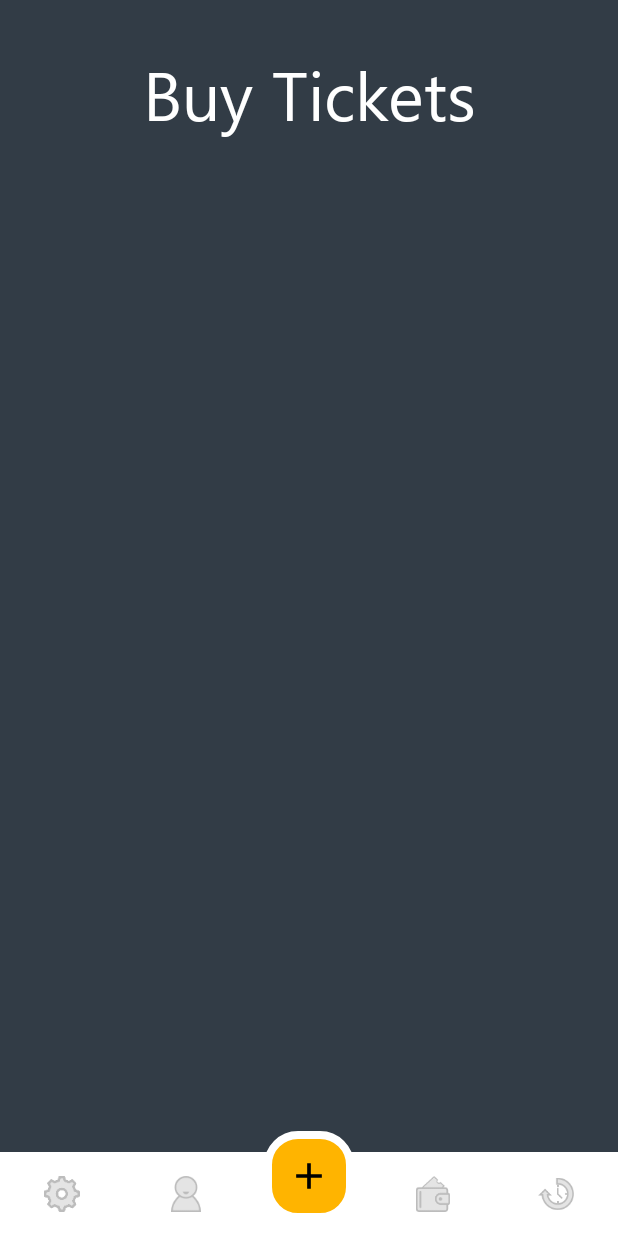
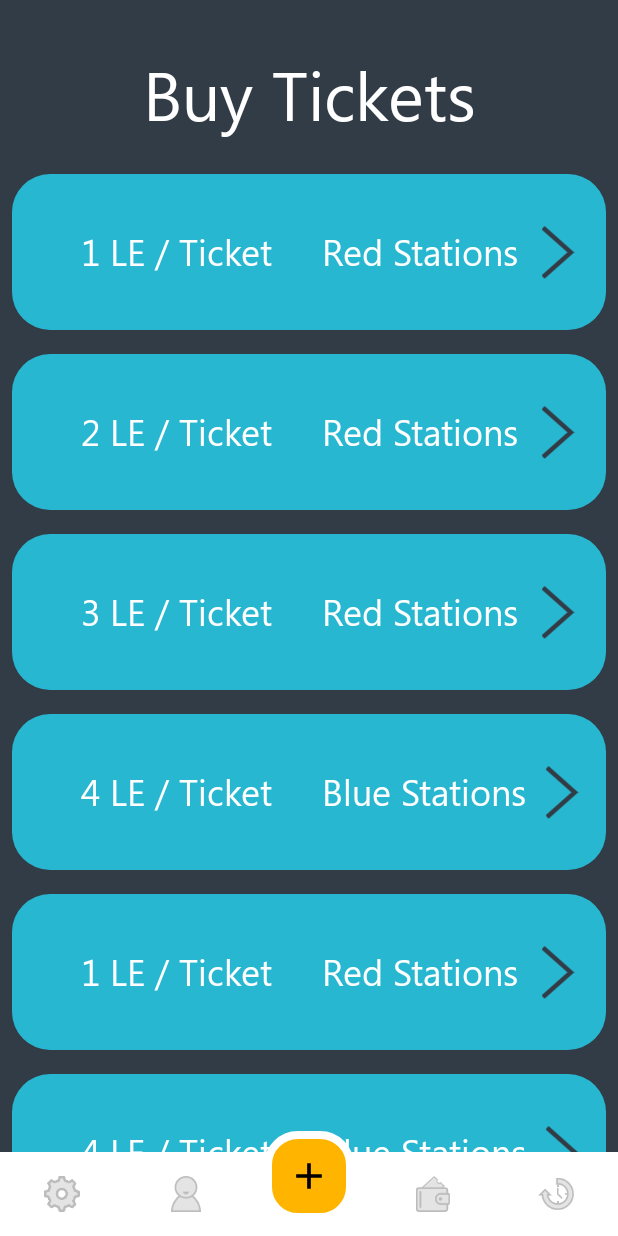
Before and after one commit to AbdoTareq/SubwayEticketting, an Android app: the TicketFragment screen opened through its navigation route, on a phone screen of 412 x 824 dp. Run offline under Robolectric (Android 15) with nearby library versions, the phone set to English and light mode, and no system bars; our stand-ins replace Timber, data binding, navigation-ui, sdp/ssp sizes; pictures from the network do not load; 1 statement that could not run was skipped.

Commit message:
Imolement Ticket buy recycle view with static data

```diff
--- a/app/build.gradle
+++ b/app/build.gradle
@@ -102,6 +102,7 @@ dependencies {
     // Material design components
     implementation "com.google.android.material:material:1.1.0"
 
+
 }
 repositories {
     mavenCentral()
--- a/app/src/main/java/com/abdotareq/subway_e_ticketing/model/Ticket.kt
+++ b/app/src/main/java/com/abdotareq/subway_e_ticketing/model/Ticket.kt
@@ -15,6 +15,6 @@ data class Ticket(@Json(name = "price") var price: Int = 0,
 
                   @Json(name = "color_code") var color_code: String? = null,
 
-                  @Json(name = "ByteArray") var icon: ByteArray) {
+                  @Json(name = "ByteArray") var icon: ByteArray? = null) {
 
 }
--- /dev/null
+++ b/app/src/main/java/com/abdotareq/subway_e_ticketing/repository/TicketRepository.kt
@@ -0,0 +1,53 @@
+package com.abdotareq.subway_e_ticketing.repository
+
+import android.widget.Toast
+import com.abdotareq.subway_e_ticketing.R
+import com.abdotareq.subway_e_ticketing.model.GetUserInterface
+import com.abdotareq.subway_e_ticketing.model.UpdateUserInterface
+import com.abdotareq.subway_e_ticketing.model.RegisterInterface
+import com.abdotareq.subway_e_ticketing.model.User
+import com.abdotareq.subway_e_ticketing.network.UserApiObj
+import com.abdotareq.subway_e_ticketing.utility.util
+import kotlinx.coroutines.CoroutineScope
+import kotlinx.coroutines.Dispatchers
+import kotlinx.coroutines.Job
+import kotlinx.coroutines.launch
+import retrofit2.HttpException
+import timber.log.Timber
+import java.net.SocketTimeoutException
+
+class TicketRepository {
+    //Make your retrofit setup here
+    private var job = Job()
+
+    // the Coroutine runs using the Main (UI) dispatcher
+    private val coroutineScope = CoroutineScope(job + Dispatchers.Main)
+
+    /*//This is the method that calls API using Retrofit
+
+    fun getUserData(bearerToken: String, updateUserInterface: GetUserInterface) {
+        //start the call
+        coroutineScope.launch {
+            try {
+                val user = UserApiObj.retrofitService.getUser(bearerToken)
+                updateUserInterface.onSuccess(user)
+            } catch (e: HttpException) {
+                Timber.e("${e.code()}")
+                updateUserInterface.onFail(e.code())
+            } catch (e: SocketTimeoutException) {
+                Timber.e("Timeout")
+                updateUserInterface.onFail(-2)
+            } catch (e: Exception) {
+                Timber.e(e)
+                updateUserInterface.onFail(-1)
+            }
+        }
+    }*/
+
+
+
+
+    fun cancelJob() {
+        job.cancel()
+    }
+}
--- /dev/null
+++ b/app/src/main/java/com/abdotareq/subway_e_ticketing/ui/fragment/ticket/TicketAdapter.kt
@@ -0,0 +1,78 @@
+/*
+ * Copyright 2018, The Android Open Source Project
+ *
+ * Licensed under the Apache License, Version 2.0 (the "License");
+ * you may not use this file except in compliance with the License.
+ * You may obtain a copy of the License at
+ *
+ *     http://www.apache.org/licenses/LICENSE-2.0
+ *
+ * Unless required by applicable law or agreed to in writing, software
+ * distributed under the License is distributed on an "AS IS" BASIS,
+ * WITHOUT WARRANTIES OR CONDITIONS OF ANY KIND, either express or implied.
+ * See the License for the specific language governing permissions and
+ * limitations under the License.
+ */
+
+package com.abdotareq.subway_e_ticketing.ui.fragment.ticket
+
+import android.view.LayoutInflater
+import android.view.ViewGroup
+import androidx.recyclerview.widget.DiffUtil
+import androidx.recyclerview.widget.ListAdapter
+import androidx.recyclerview.widget.RecyclerView
+import com.abdotareq.subway_e_ticketing.databinding.TicketItemBinding
+import com.abdotareq.subway_e_ticketing.model.Ticket
+
+class TicketAdapter(val clickListener: TicketListener) : ListAdapter<Ticket,
+        TicketAdapter.ViewHolder>(TicketDiffCallback()) {
+
+    override fun onBindViewHolder(holder: ViewHolder, position: Int) {
+        val item = getItem(position)
+
+        holder.bind(clickListener,item)
+    }
+
+    override fun onCreateViewHolder(parent: ViewGroup, viewType: Int): ViewHolder {
+        return ViewHolder.from(parent)
+    }
+
+    class ViewHolder private constructor(val binding: TicketItemBinding)
+        : RecyclerView.ViewHolder(binding.root) {
+
+        fun bind(clickListener: TicketListener, item: Ticket) {
+            binding.ticket = item
+            binding.clickListener = clickListener
+            binding.executePendingBindings()
+        }
+
+        companion object {
+            fun from(parent: ViewGroup): ViewHolder {
+                val layoutInflater = LayoutInflater.from(parent.context)
+                val binding = TicketItemBinding.inflate(layoutInflater, parent, false)
+
+                return ViewHolder(binding)
+            }
+        }
+    }
+}
+
+/**
+ * Callback for calculating the diff between two non-null items in a list.
+ *
+ * Used by ListAdapter to calculate the minumum number of changes between and old list and a new
+ * list that's been passed to `submitList`.
+ */
+class TicketDiffCallback : DiffUtil.ItemCallback<Ticket>() {
+    override fun areItemsTheSame(oldItem: Ticket, newItem: Ticket): Boolean {
+        return oldItem.price == newItem.price
+    }
+
+    override fun areContentsTheSame(oldItem: Ticket, newItem: Ticket): Boolean {
+        return oldItem == newItem
+    }
+}
+
+class TicketListener(val clickListener: (price: Int) -> Unit) {
+    fun onClick(ticket: Ticket) = clickListener(ticket.price)
+}
--- a/app/src/main/java/com/abdotareq/subway_e_ticketing/ui/fragment/ticket/TicketFragment.kt
+++ b/app/src/main/java/com/abdotareq/subway_e_ticketing/ui/fragment/ticket/TicketFragment.kt
@@ -1,16 +1,15 @@
 package com.abdotareq.subway_e_ticketing.ui.fragment.ticket
 
 import android.os.Bundle
-import androidx.fragment.app.Fragment
 import android.view.LayoutInflater
 import android.view.View
 import android.view.ViewGroup
-
-import com.abdotareq.subway_e_ticketing.R
-import com.abdotareq.subway_e_ticketing.databinding.FragmentSignInBinding
-import com.abdotareq.subway_e_ticketing.databinding.FragmentTicketBinding
-import com.abdotareq.subway_e_ticketing.viewmodels.SigninViewModel
-import com.abdotareq.subway_e_ticketing.viewmodels.factories.SigninViewModelFactory
+import androidx.fragment.app.Fragment
+import androidx.lifecycle.Observer
+import androidx.lifecycle.ViewModelProvider
+import com.abdotareq.subway_e_ticketing.databinding.FragmentBuyTicketBinding
+import com.abdotareq.subway_e_ticketing.viewmodels.BuyTicketsViewModel
+import com.abdotareq.subway_e_ticketing.viewmodels.factories.BuyTicketsViewModelFactory
 
 
 /**
@@ -20,24 +19,62 @@ import com.abdotareq.subway_e_ticketing.viewmodels.factories.SigninViewModelFact
  */
 class TicketFragment : Fragment() {
 
-    private lateinit var viewModelFactory: SigninViewModelFactory
-    private lateinit var viewModel: SigninViewModel
+    private lateinit var viewModelFactory: BuyTicketsViewModelFactory
+    private lateinit var viewModel: BuyTicketsViewModel
 
-    private var _binding: FragmentTicketBinding? = null
+    private var _binding: FragmentBuyTicketBinding? = null
 
     // This property is only valid between onCreateView and
     // onDestroyView.
     private val binding get() = _binding!!
 
     override fun onCreateView(inflater: LayoutInflater, container: ViewGroup?, savedInstanceState: Bundle?): View? {
-        _binding = FragmentTicketBinding.inflate(inflater, container, false)
+        _binding = FragmentBuyTicketBinding.inflate(inflater, container, false)
         val view = binding.root
+
+        val application = requireNotNull(activity).application
+
+        viewModelFactory = BuyTicketsViewModelFactory(application)
+
+        viewModel = ViewModelProvider(this, viewModelFactory).get(BuyTicketsViewModel::class.java)
+
+        binding.viewModel = viewModel
+        // Specify the current activity as the lifecycle owner of the binding. This is used so that
+        // the binding can observe LiveData updates
+        binding.lifecycleOwner = this
+
+        val adapter = TicketAdapter(TicketListener { price ->
+            viewModel.onBuyTicket(price)
+        })
+
+        binding.ticketList.adapter = adapter
+        // handle list change
+        viewModel.tickets.observe(viewLifecycleOwner, Observer {
+            it?.let {
+                adapter.submitList(it)
+            }
+        })
+
+        viewModel.eventBuyTicket.observe(viewLifecycleOwner, Observer {
+            if (it > 0) {
+//                Toast.makeText(context, "price: ${it}", Toast.LENGTH_LONG).show()
+                openChangePassDialog()
+                viewModel.onBuyTicketComplete()
+            }
+        })
+
 
 
 
         return view
     }
 
+    // this for change pass dialog
+    private fun openChangePassDialog() {
+        val passDialog = BuyTicketDialogFragment()
+        requireActivity().supportFragmentManager
+                .let { passDialog.show(it, "Pass Dialog") }
+    }
 
     override fun onDestroyView() {
         super.onDestroyView()
--- a/app/src/main/java/com/abdotareq/subway_e_ticketing/viewmodels/BuyTicketsViewModel.kt
+++ b/app/src/main/java/com/abdotareq/subway_e_ticketing/viewmodels/BuyTicketsViewModel.kt
@@ -20,229 +20,44 @@ import android.app.Application
 import androidx.lifecycle.AndroidViewModel
 import androidx.lifecycle.LiveData
 import androidx.lifecycle.MutableLiveData
-import androidx.lifecycle.Transformations
-import kotlinx.coroutines.*
+import com.abdotareq.subway_e_ticketing.model.Ticket
+import com.abdotareq.subway_e_ticketing.repository.TicketRepository
 
 /**
  * ViewModel for SleepTrackerFragment.
  */
-//class BuyTicketsViewModel(
-//         val database: SleepDatabaseDao,
-//        application: Application) : AndroidViewModel(application) {
-//
-//    /**
-//     * viewModelJob allows us to cancel all coroutines started by this ViewModel.
-//     */
-//    private var viewModelJob = Job()
-//
-//    /**
-//     * A [CoroutineScope] keeps track of all coroutines started by this ViewModel.
-//     *
-//     * Because we pass it [viewModelJob], any coroutine started in this uiScope can be cancelled
-//     * by calling `viewModelJob.cancel()`
-//     *
-//     * By default, all coroutines started in uiScope will launch in [Dispatchers.Main] which is
-//     * the main thread on Android. This is a sensible default because most coroutines started by
-//     * a [ViewModel] update the UI after performing some processing.
-//     */
-//    private val uiScope = CoroutineScope(Dispatchers.Main + viewModelJob)
-//
-//    private var tonight = MutableLiveData<SleepNight?>()
-//
-//    val nights = database.getAllNights()
-//
-//    /**
-//     * Converted nights to Spanned for displaying.
-//     */
-//    val nightsString = Transformations.map(nights) { nights ->
-//        formatNights(nights, application.resources)
-//    }
-//
-//    /**
-//     * If tonight has not been set, then the START button should be visible.
-//     */
-//    val startButtonVisible = Transformations.map(tonight) {
-//        null == it
-//    }
-//
-//    /**
-//     * If tonight has been set, then the STOP button should be visible.
-//     */
-//    val stopButtonVisible = Transformations.map(tonight) {
-//        null != it
-//    }
-//
-//    /**
-//     * If there are any nights in the database, show the CLEAR button.
-//     */
-//    val clearButtonVisible = Transformations.map(nights) {
-//        it?.isNotEmpty()
-//    }
-//
-//    /**
-//     * Request a toast by setting this value to true.
-//     *
-//     * This is private because we don't want to expose setting this value to the Fragment.
-//     */
-//    private var _showSnackbarEvent = MutableLiveData<Boolean>()
-//
-//    /**
-//     * If this is true, immediately `show()` a toast and call `doneShowingSnackbar()`.
-//     */
-//    val showSnackBarEvent: LiveData<Boolean>
-//        get() = _showSnackbarEvent
-//
-//    /**
-//     * Variable that tells the Fragment to navigate to a specific [SleepQualityFragment]
-//     *
-//     * This is private because we don't want to expose setting this value to the Fragment.
-//     */
-//
-//    private val _navigateToSleepQuality = MutableLiveData<SleepNight>()
-//    /**
-//     * Call this immediately after calling `show()` on a toast.
-//     *
-//     * It will clear the toast request, so if the user rotates their phone it won't show a duplicate
-//     * toast.
-//     */
-//
-//    fun doneShowingSnackbar() {
-//        _showSnackbarEvent.value = false
-//    }
-//
-//    /**
-//     * If this is non-null, immediately navigate to [SleepQualityFragment] and call [doneNavigating]
-//     */
-//    val navigateToSleepQuality: LiveData<SleepNight>
-//        get() = _navigateToSleepQuality
-//
-//    /**
-//     * Call this immediately after navigating to [SleepQualityFragment]
-//     *
-//     * It will clear the navigation request, so if the user rotates their phone it won't navigate
-//     * twice.
-//     */
-//    fun doneNavigating() {
-//        _navigateToSleepQuality.value = null
-//    }
-//
-//    private val _navigateToSleepDataQuality = MutableLiveData<Long>()
-//    val navigateToSleepDataQuality
-//        get() = _navigateToSleepDataQuality
-//
-//    fun onSleepNightClicked(id: Long) {
-//        _navigateToSleepDataQuality.value = id
-//    }
-//
-//    fun onSleepDataQualityNavigated() {
-//        _navigateToSleepDataQuality.value = null
-//    }
-//
-//    init {
-//        initializeTonight()
-//    }
-//
-//    private fun initializeTonight() {
-//        uiScope.launch {
-//            tonight.value = getTonightFromDatabase()
-//        }
-//    }
-//
-//    /**
-//     *  Handling the case of the stopped app or forgotten recording,
-//     *  the start and end times will be the same.j
-//     *
-//     *  If the start time and end time are not the same, then we do not have an unfinished
-//     *  recording.
-//     */
-//    private suspend fun getTonightFromDatabase(): SleepNight? {
-//        return withContext(Dispatchers.IO) {
-//            var night = database.getTonight()
-//            if (night?.endTimeMilli != night?.startTimeMilli) {
-//                night = null
-//            }
-//            night
-//        }
-//    }
-//
-//    private suspend fun clear() {
-//        withContext(Dispatchers.IO) {
-//            database.clear()
-//        }
-//    }
-//
-//    private suspend fun update(night: SleepNight) {
-//        withContext(Dispatchers.IO) {
-//            database.update(night)
-//        }
-//    }
-//
-//    private suspend fun insert(night: SleepNight) {
-//        withContext(Dispatchers.IO) {
-//            database.insert(night)
-//        }
-//    }
-//
-//    /**
-//     * Executes when the START button is clicked.
-//     */
-//    fun onStartTracking() {
-//        uiScope.launch {
-//            // Create a new night, which captures the current time,
-//            // and insert it into the database.
-//            val newNight = SleepNight()
-//
-//            insert(newNight)
-//
-//            tonight.value = getTonightFromDatabase()
-//        }
-//    }
-//
-//    /**
-//     * Executes when the STOP button is clicked.
-//     */
-//    fun onStopTracking() {
-//        uiScope.launch {
-//            // In Kotlin, the return@label syntax is used for specifying which function among
-//            // several nested ones this statement returns from.
-//            // In this case, we are specifying to return from launch(),
-//            // not the lambda.
-//            val oldNight = tonight.value ?: return@launch
-//
-//            // Update the night in the database to add the end time.
-//            oldNight.endTimeMilli = System.currentTimeMillis()
-//
-//            update(oldNight)
-//
-//            // Set state to navigate to the SleepQualityFragment.
-//            _navigateToSleepQuality.value = oldNight
-//        }
-//    }
-//
-//    /**
-//     * Executes when the CLEAR button is clicked.
-//     */
-//    fun onClear() {
-//        uiScope.launch {
-//            // Clear the database table.
-//            clear()
-//
-//            // And clear tonight since it's no longer in the database
-//            tonight.value = null
-//        }
-//
-//        // Show a snackbar message, because it's friendly.
-//        _showSnackbarEvent.value = true
-//    }
-//
-//    /**
-//     * Called when the ViewModel is dismantled.
-//     * At this point, we want to cancel all coroutines;
-//     * otherwise we end up with processes that have nowhere to return to
-//     * using memory and resources.
-//     */
-//    override fun onCleared() {
-//        super.onCleared()
-//        viewModelJob.cancel()
-//    }
-//}
+class BuyTicketsViewModel(application: Application) : AndroidViewModel(application) {
+
+    private val ticketRepository = TicketRepository()
+
+    private val _eventBuyTicket = MutableLiveData<Int>()
+    val eventBuyTicket: LiveData<Int>
+        get() = _eventBuyTicket
+
+    var tickets = MutableLiveData<List<Ticket>>()
+
+    init {
+        tickets.value = getTickets().value
+    }
+
+    fun onBuyTicketComplete() {
+        _eventBuyTicket.value = 0
+    }
+
+    fun onBuyTicket(price: Int) {
+        _eventBuyTicket.value = price
+    }
+
+    fun getTickets(): LiveData<List<Ticket>> {
+        val ticket = Ticket(1, "Red")
+        val ticket2 = Ticket(2, "Red")
+        val ticket3 = Ticket(3, "Red")
+        val ticket4 = Ticket(4, "Blue")
+        val list = MutableLiveData<List<Ticket>>()
+        list.value = listOf<Ticket>(ticket, ticket2,
+                ticket3, ticket4, ticket, ticket4, ticket2, ticket3, ticket4, ticket, ticket4, ticket3, ticket4, ticket, ticket4, ticket2, ticket3, ticket4, ticket, ticket4)
+
+        return list
+    }
+
+}
--- a/app/src/main/java/com/abdotareq/subway_e_ticketing/viewmodels/factories/BuyTicketsViewModelFactory.kt
+++ b/app/src/main/java/com/abdotareq/subway_e_ticketing/viewmodels/factories/BuyTicketsViewModelFactory.kt
@@ -19,20 +19,19 @@ package com.abdotareq.subway_e_ticketing.viewmodels.factories
 import android.app.Application
 import androidx.lifecycle.ViewModel
 import androidx.lifecycle.ViewModelProvider
+import com.abdotareq.subway_e_ticketing.viewmodels.BuyTicketsViewModel
 
 /**
  * This is pretty much boiler plate code for a ViewModel Factory.
  *
  * Provides the SleepDatabaseDao and context to the ViewModel.
  */
-//class BuyTicketsViewModelFactory(
-//        private val dataSource: SleepDatabaseDao,
-//        private val application: Application) : ViewModelProvider.Factory {
-//    @Suppress("unchecked_cast")
-//    override fun <T : ViewModel?> create(modelClass: Class<T>): T {
-//        if (modelClass.isAssignableFrom(SleepTrackerViewModel::class.java)) {
-//            return SleepTrackerViewModel(dataSource, application) as T
-//        }
-//        throw IllegalArgumentException("Unknown ViewModel class")
-//    }
-//}
+class BuyTicketsViewModelFactory(private val application: Application) : ViewModelProvider.Factory {
+    @Suppress("unchecked_cast")
+    override fun <T : ViewModel?> create(modelClass: Class<T>): T {
+        if (modelClass.isAssignableFrom(BuyTicketsViewModel::class.java)) {
+            return BuyTicketsViewModel(application) as T
+        }
+        throw IllegalArgumentException("Unknown ViewModel class")
+    }
+}
--- /dev/null
+++ b/app/src/main/res/layout/fragment_buy_ticket.xml
@@ -0,0 +1,46 @@
+<?xml version="1.0" encoding="utf-8"?>
+<layout>
+
+    <data>
+
+        <variable
+            name="viewModel"
+            type="com.abdotareq.subway_e_ticketing.viewmodels.BuyTicketsViewModel" />
+    </data>
+
+    <androidx.constraintlayout.widget.ConstraintLayout xmlns:android="http://schemas.android.com/apk/res/android"
+        xmlns:app="http://schemas.android.com/apk/res-auto"
+        xmlns:tools="http://schemas.android.com/tools"
+        android:layout_width="match_parent"
+        android:layout_height="match_parent"
+        android:background="@color/primaryColor"
+        tools:context=".ui.fragment.ticket.TicketFragment">
+
+        <!-- TODO: Update blank fragment layout -->
+        <TextView
+            android:id="@+id/tickets_header"
+            android:layout_width="wrap_content"
+            android:layout_height="wrap_content"
+            android:layout_marginTop="@dimen/large_margin"
+            android:text="@string/buy_tickets"
+            android:textColor="@color/primaryTextColor"
+            android:textSize="@dimen/_35sdp"
+            app:layout_constraintEnd_toEndOf="parent"
+            app:layout_constraintStart_toStartOf="parent"
+            app:layout_constraintTop_toTopOf="parent" />
+
+        <androidx.recyclerview.widget.RecyclerView
+            android:id="@+id/ticket_list"
+            android:layout_width="0dp"
+            android:layout_height="0dp"
+            android:layout_marginStart="@dimen/very_small_margin"
+            android:layout_marginTop="@dimen/small_margin"
+            android:layout_marginEnd="@dimen/very_small_margin"
+            app:layoutManager="androidx.recyclerview.widget.LinearLayoutManager"
+            app:layout_constraintBottom_toBottomOf="parent"
+            app:layout_constraintEnd_toEndOf="parent"
+            app:layout_constraintStart_toStartOf="parent"
+            app:layout_constraintTop_toBottomOf="@+id/tickets_header" />
+
+    </androidx.constraintlayout.widget.ConstraintLayout>
+</layout>
--- a/app/src/main/res/layout/fragment_ticket.xml
+++ /dev/null
@@ -1,32 +0,0 @@
-<?xml version="1.0" encoding="utf-8"?>
-<androidx.constraintlayout.widget.ConstraintLayout xmlns:android="http://schemas.android.com/apk/res/android"
-    xmlns:app="http://schemas.android.com/apk/res-auto"
-    xmlns:tools="http://schemas.android.com/tools"
-    android:layout_width="match_parent"
-    android:layout_height="match_parent"
-    android:background="@color/primaryColor"
-    tools:context=".ui.fragment.ticket.TicketFragment">
-
-    <!-- TODO: Update blank fragment layout -->
-    <TextView
-        android:id="@+id/tickets_header"
-        android:layout_width="wrap_content"
-        android:layout_height="wrap_content"
-        android:layout_marginTop="@dimen/large_margin"
-        android:text="@string/buy_tickets"
-        android:textColor="@color/primaryTextColor"
-        android:textSize="@dimen/_35sdp"
-        app:layout_constraintEnd_toEndOf="parent"
-        app:layout_constraintStart_toStartOf="parent"
-        app:layout_constraintTop_toTopOf="parent" />
-
-    <androidx.recyclerview.widget.RecyclerView
-        android:id="@+id/ticket_list"
-        android:layout_width="0dp"
-        android:layout_height="0dp"
-        app:layout_constraintBottom_toBottomOf="parent"
-        app:layout_constraintEnd_toEndOf="parent"
-        app:layout_constraintStart_toStartOf="parent"
-        app:layout_constraintTop_toBottomOf="@+id/tickets_header" />
-
-</androidx.constraintlayout.widget.ConstraintLayout>
--- a/app/src/main/res/layout/ticket_element.xml
+++ b/app/src/main/res/layout/ticket_item.xml
@@ -9,23 +9,31 @@
             name="ticket"
             type="com.abdotareq.subway_e_ticketing.model.Ticket" />
 
-        <!--        <variable-->
-        <!--            name="clickListener"-->
-        <!--            type="com.example.android.trackmysleepquality.sleeptracker.SleepNightListener" />-->
+        <variable
+            name="clickListener"
+            type="com.abdotareq.subway_e_ticketing.ui.fragment.ticket.TicketListener" />
     </data>
 
     <androidx.constraintlayout.widget.ConstraintLayout
         android:layout_width="match_parent"
         android:layout_height="wrap_content"
+        android:layout_marginTop="@dimen/very_small_margin"
+        android:layout_marginBottom="@dimen/very_small_margin"
         android:background="@drawable/shape_sign_up"
+        android:clickable="true"
+        android:focusable="true"
+        android:onClick="@{()-> clickListener.onClick(ticket)}"
         android:orientation="vertical">
 
         <TextView
             android:id="@+id/stations"
             android:layout_width="0dp"
-            android:layout_height="wrap_content"
+            android:layout_height="@dimen/_80sdp"
             android:layout_marginStart="8dp"
+            android:clickable="false"
+            android:focusable="false"
             android:text="@string/_0_9_stations"
+            android:gravity="center"
             android:textAppearance="@style/CustomHeadline5"
             android:textColor="@color/primaryTextColor"
             app:layout_constraintBottom_toBottomOf="@+id/ticket_price"
@@ -39,6 +47,8 @@
             android:layout_width="wrap_content"
             android:layout_height="@dimen/_80sdp"
             android:layout_marginStart="16dp"
+            android:clickable="false"
+            android:focusable="false"
             android:gravity="center"
             android:text="@string/_3le_ticket"
             android:textAppearance="@style/CustomHeadline5"
@@ -55,6 +65,8 @@
             android:layout_height="wrap_content"
             android:layout_marginStart="8dp"
             android:layout_marginEnd="8dp"
+            android:clickable="false"
+            android:focusable="false"
             app:layout_constraintBottom_toBottomOf="@+id/stations"
             app:layout_constraintEnd_toEndOf="parent"
             app:layout_constraintStart_toEndOf="@+id/stations"
--- a/app/src/main/res/navigation/mobile_navigation.xml
+++ b/app/src/main/res/navigation/mobile_navigation.xml
@@ -12,7 +12,7 @@
         android:id="@+id/ticketFragment"
         android:name="com.abdotareq.subway_e_ticketing.ui.fragment.ticket.TicketFragment"
         android:label="fragment_ticket"
-        tools:layout="@layout/fragment_ticket"
+        tools:layout="@layout/fragment_buy_ticket"
         />
     <fragment
         android:id="@+id/pocketFragment"
--- a/app/src/main/res/values/strings.xml
+++ b/app/src/main/res/values/strings.xml
@@ -269,7 +269,8 @@
 
     <string name="ticket_price_holder">%1$s LE \ Ticket</string>
     <string name="station_holder">%1$s Stations</string>
-
+    <string name="total_cost">Total Cost</string>
+    <string name="buy">Buy</string>
 
 
 </resources>
```
Also changed, not shown: app/src/main/java/com/abdotareq/subway_e_ticketing/ui/fragment/ticket/BuyTicketDialogFragment.kt (added, +29 -0 lines), app/src/main/res/layout/buy_ticket_dialog_fragment.xml (added, +98 -0 lines), app/src/main/res/layout/number_picker_custom_layout.xml (added, +41 -0 lines), 3 other files.
